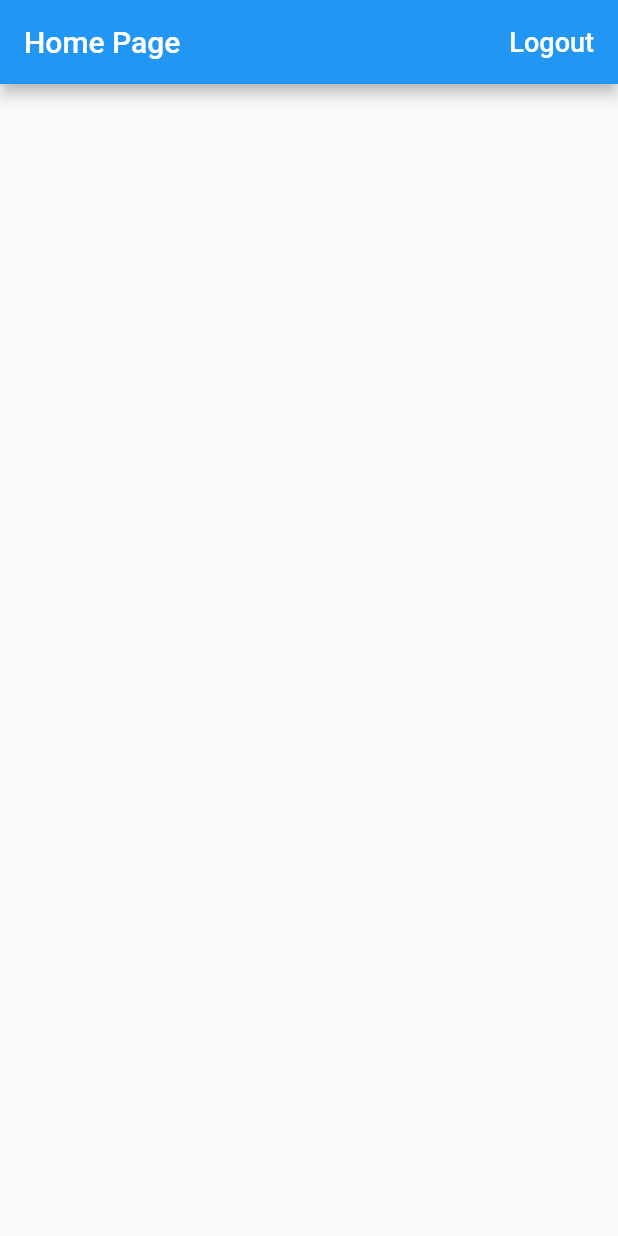
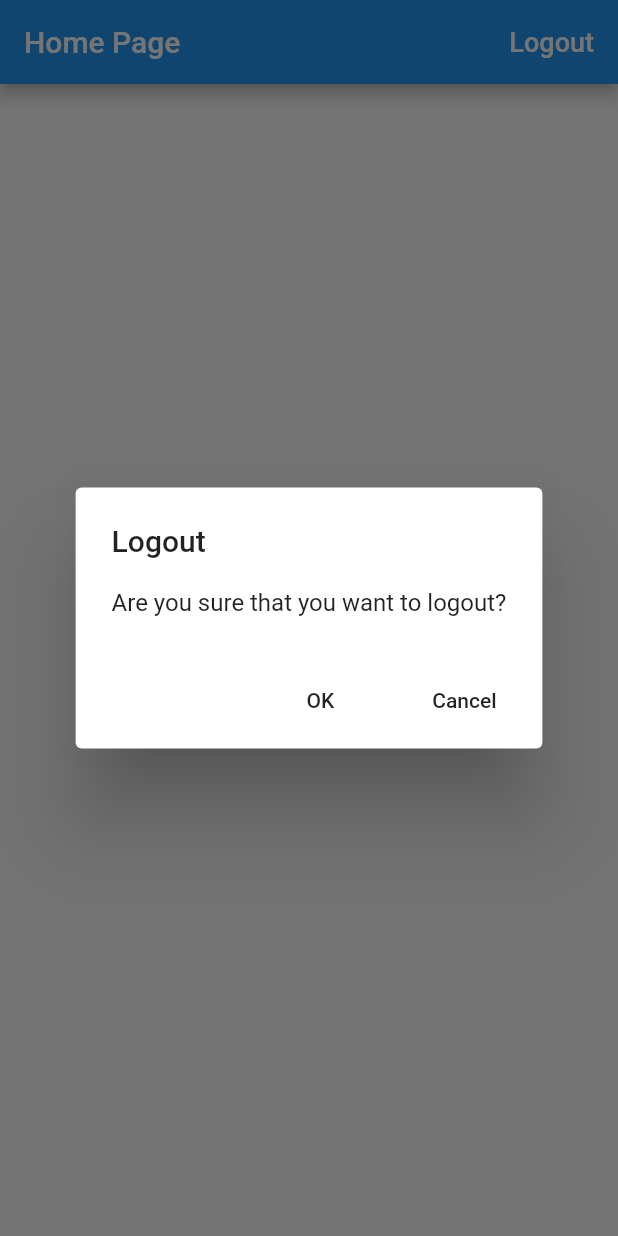
Before and after one commit to khanhluong/time_tracker_flutter, a Flutter app: the screen it shows once a user with an empty profile is signed in, after a tap on "Logout", on a phone screen of 412 x 824 dp. Run offline on Flutter 3.47's test engine with Material 2 defaults, Android fonts, the phone set to English and light mode, and no system bars; our stand-ins replace firebase_auth, firebase_core, google_sign_in; missing offline and left inert: flutter_login_facebook; accounts and stored records are empty.

Commit message:
add dialog when logout and signin

```diff
--- /dev/null
+++ b/lib/common_widgets/show_alert_dialog.dart
@@ -0,0 +1,45 @@
+import 'package:flutter/cupertino.dart';
+import 'package:flutter/material.dart';
+import 'dart:io';
+
+Future<bool> showAlertDialog(BuildContext context,
+    {@required String title,
+    @required String content,
+    String cancelActionText,
+    @required String defaultActionContext}) {
+  if (!Platform.isIOS) {
+    return showDialog(
+        context: context,
+        builder: (context) => AlertDialog(
+              title: Text(title),
+              content: Text(content),
+              actions: [
+                FlatButton(
+                  onPressed: () => Navigator.of(context).pop(true),
+                  child: Text(defaultActionContext),
+                ),
+                if (cancelActionText != null)
+                  FlatButton(
+                      onPressed: () => Navigator.of(context).pop(false),
+                      child: Text(cancelActionText)),
+              ],
+            ));
+  } else {
+    return showCupertinoDialog(
+        context: context,
+        builder: (context) => CupertinoAlertDialog(
+              title: Text(title),
+              content: Text(content),
+              actions: [
+                CupertinoDialogAction(
+                  onPressed: () => Navigator.of(context).pop(true),
+                  child: Text(defaultActionContext),
+                ),
+                if (cancelActionText != null)
+                  CupertinoDialogAction(
+                      onPressed: () => Navigator.of(context).pop(false),
+                      child: Text(cancelActionText)),
+              ],
+            ));
+  }
+}
--- a/lib/screens/home/home_page.dart
+++ b/lib/screens/home/home_page.dart
@@ -1,4 +1,5 @@
 import 'package:flutter/material.dart';
+import 'package:time_tracker_flutter/common_widgets/show_alert_dialog.dart';
 import 'package:time_tracker_flutter/services/auth.dart';
 
 class HomePage extends StatelessWidget {
@@ -14,6 +15,18 @@ class HomePage extends StatelessWidget {
     }
   }
 
+  Future<void> _confirmSignOut(BuildContext context) async {
+    final didRequestSignOut = await showAlertDialog(context,
+        title: 'Logout',
+        content: 'Are you sure that you want to logout?',
+        defaultActionContext: 'OK',
+        cancelActionText: 'Cancel');
+
+    if (didRequestSignOut == true) {
+      _signOut();
+    }
+  }
+
   @override
   Widget build(BuildContext context) {
     return Scaffold(
@@ -21,7 +34,7 @@ class HomePage extends StatelessWidget {
         title: Text('Home Page'),
         actions: [
           FlatButton(
-            onPressed: _signOut,
+            onPressed: () => _confirmSignOut(context),
             child: Text(
               "Logout",
               style: TextStyle(fontSize: 18.0, color: Colors.white),
```
Also changed, not shown: lib/screens/sign_in/email_sign_in_form.dart (+11 -1 lines).
